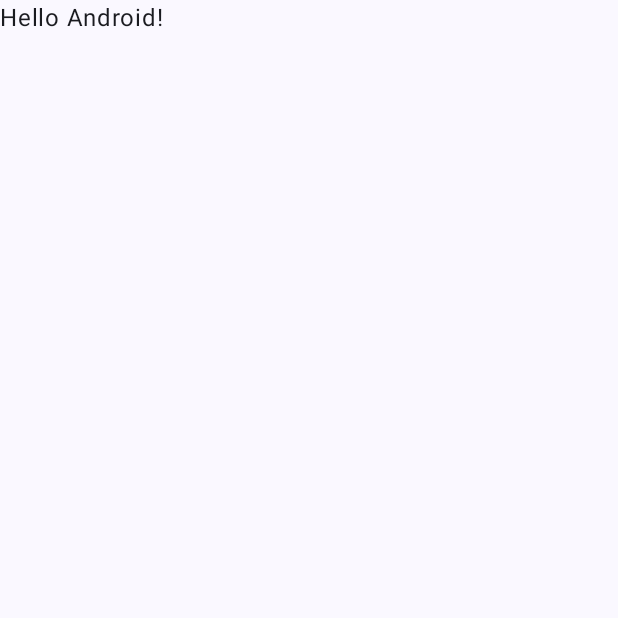
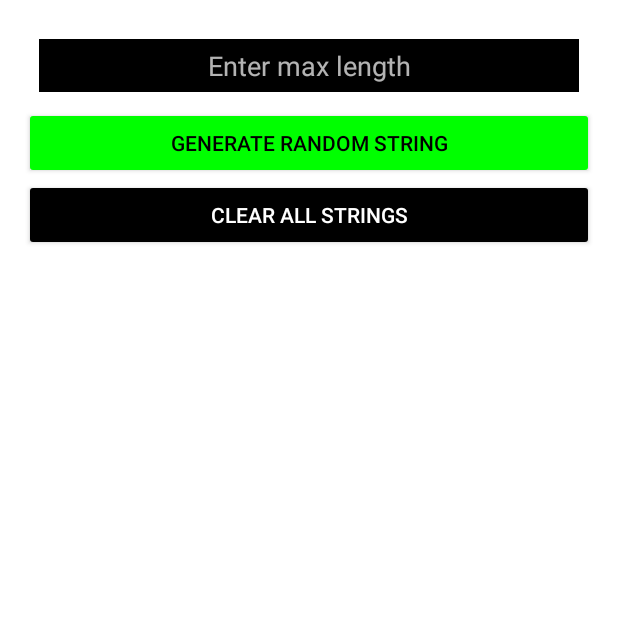
Before and after one commit to Aman01singh/RandomStirngGenerator, an Android app built with Jetpack Compose: the screen it shows after launch (MainActivity before the commit, HomeActivity after it), on a phone screen of 412 x 824 dp, the top half of it. Before the commit the part shown is almost empty. Run offline under Robolectric (Android 15) with nearby library versions, the phone set to English and light mode, and no system bars.

Commit message:
project done with mvvm architecture random string generator.

```diff
--- a/app/build.gradle.kts
+++ b/app/build.gradle.kts
@@ -38,6 +38,7 @@ android {
     }
     buildFeatures {
         compose = true
+        viewBinding = true
     }
 }
 
@@ -50,6 +51,11 @@ dependencies {
     implementation(libs.androidx.compose.ui.graphics)
     implementation(libs.androidx.compose.ui.tooling.preview)
     implementation(libs.androidx.compose.material3)
+    implementation(libs.androidx.appcompat)
+    implementation(libs.material)
+    implementation(libs.androidx.activity)
+    implementation(libs.androidx.constraintlayout)
+    implementation(libs.appcompat)
     testImplementation(libs.junit)
     androidTestImplementation(libs.androidx.junit)
     androidTestImplementation(libs.androidx.espresso.core)
--- /dev/null
+++ b/app/src/main/java/com/iav/randomstringgenerator/ui/activity/main_/HomeActivity.kt
@@ -0,0 +1,78 @@
+package com.iav.randomstringgenerator.ui.activity.main_
+
+import android.content.ContentResolver
+import android.net.Uri
+import android.os.Bundle
+import android.view.View
+import android.widget.Button
+import android.widget.EditText
+import android.widget.TextView
+import androidx.appcompat.app.AppCompatActivity
+import androidx.lifecycle.ViewModelProvider
+import androidx.recyclerview.widget.LinearLayoutManager
+import androidx.recyclerview.widget.RecyclerView
+import com.iav.randomstringgenerator.data.remote.response.random_string_res.RandomString
+import com.iav.randomstringgenerator.databinding.ActivityMainBinding
+import com.iav.randomstringgenerator.network.NetworkRepository
+import com.iav.randomstringgenerator.ui.adapter.RandomStringAdapter
+import com.iav.randomstringgenerator.ui.viewmodel.HomeViewModel
+import com.iav.randomstringgenerator.ui.viewmodel.main_.HomeViewModelFactory
+import org.json.JSONObject
+class HomeActivity : AppCompatActivity() {
+
+    private lateinit var binding: ActivityMainBinding
+    private lateinit var adapter: RandomStringAdapter
+    private lateinit var viewModel: HomeViewModel
+
+    override fun onCreate(savedInstanceState: Bundle?) {
+        super.onCreate(savedInstanceState)
+        binding = ActivityMainBinding.inflate(layoutInflater)
+        setContentView(binding.root)
+
+        viewModel = ViewModelProvider(
+            this,
+            HomeViewModelFactory(NetworkRepository(contentResolver))
+        )[HomeViewModel::class.java]
+
+        initRecycler()
+        setupObservers()
+        buttonClicks()
+    }
+
+    private fun initRecycler() {
+        adapter = RandomStringAdapter(mutableListOf()) { position ->
+            viewModel.deleteItem(position)
+        }
+        binding.recyclerViewStrings.adapter = adapter
+        binding.recyclerViewStrings.layoutManager = LinearLayoutManager(this)
+    }
+
+    private fun setupObservers() {
+        viewModel.strings.observe(this) {
+            adapter.updateList(it)
+        }
+
+        viewModel.error.observe(this) { message ->
+            binding.textViewError.visibility = if (message == null) View.GONE else View.VISIBLE
+            binding.textViewError.text = message
+        }
+        viewModel.isLoading.observe(this) { loading ->
+            binding.progressBar.visibility = if (loading) View.VISIBLE else View.GONE
+            binding.buttonGenerate.isEnabled = !loading
+            binding.buttonClearAll.isEnabled = !loading
+        }
+    }
+
+    private fun buttonClicks() {
+        binding.buttonGenerate.setOnClickListener {
+            val length = binding.editTextLength.text.toString()
+            if (length.isEmpty()) {
+                binding.textViewError.text = "Please enter length"
+                binding.textViewError.visibility = View.VISIBLE
+            } else {
+                viewModel.generateRandomString()
+            }
+        }
+        binding.buttonClearAll.setOnClickListener { viewModel.clearAll() }
+    }
+}
--- /dev/null
+++ b/app/src/main/java/com/iav/randomstringgenerator/ui/adapter/RandomStringAdapter.kt
@@ -0,0 +1,44 @@
+package com.iav.randomstringgenerator.ui.adapter
+
+import android.view.LayoutInflater
+import android.view.View
+import android.view.ViewGroup
+import android.widget.Button
+import android.widget.TextView
+import androidx.recyclerview.widget.RecyclerView
+import com.iav.randomstringgenerator.R
+import com.iav.randomstringgenerator.data.remote.response.random_string_res.RandomString
+
+class RandomStringAdapter(
+    private var strings: MutableList<RandomString>,
+    private val onDelete: (Int) -> Unit
+) : RecyclerView.Adapter<RandomStringAdapter.ViewHolder>() {
+
+    class ViewHolder(view: View) : RecyclerView.ViewHolder(view) {
+        val textView: TextView = view.findViewById(R.id.textViewString)
+        val deleteButton: Button = view.findViewById(R.id.buttonDelete)
+    }
+
+    override fun onCreateViewHolder(parent: ViewGroup, viewType: Int): ViewHolder {
+        val view = LayoutInflater.from(parent.context)
+            .inflate(R.layout.item_string, parent, false)
+        return ViewHolder(view)
+    }
+
+    override fun onBindViewHolder(holder: ViewHolder, position: Int) {
+        val item = strings[position]
+        holder.textView.text = "String: ${item.value}\nLength: ${item.length}\nCreated: ${item.created}"
+        holder.deleteButton.setOnClickListener { onDelete(position) }
+    }
+
+    override fun getItemCount() = strings.size
+    fun addString(item: RandomString) {
+        strings.add(item)
+        notifyItemInserted(strings.size - 1)
+    }
+
+    fun updateList(newList: MutableList<RandomString>) {
+        strings = newList
+        notifyDataSetChanged()
+    }
+}
--- /dev/null
+++ b/app/src/main/java/com/iav/randomstringgenerator/ui/viewmodel/main_/ViewModelFactory.kt
@@ -0,0 +1,13 @@
+package com.iav.randomstringgenerator.ui.viewmodel.main_
+
+import androidx.lifecycle.ViewModel
+import androidx.lifecycle.ViewModelProvider
+import com.iav.randomstringgenerator.network.NetworkRepository
+import com.iav.randomstringgenerator.ui.viewmodel.HomeViewModel
+
+class HomeViewModelFactory(private val repository: NetworkRepository) :
+    ViewModelProvider.Factory {
+    override fun <T : ViewModel> create(modelClass: Class<T>): T {
+        return HomeViewModel(repository) as T
+    }
+}
--- /dev/null
+++ b/app/src/main/res/layout/activity_main.xml
@@ -0,0 +1,66 @@
+<?xml version="1.0" encoding="utf-8"?>
+<LinearLayout
+    android:id="@+id/main"
+    xmlns:android="http://schemas.android.com/apk/res/android"
+    xmlns:app="http://schemas.android.com/apk/res-auto"
+    xmlns:tools="http://schemas.android.com/tools"
+    tools:context=".ui.activity.main_.HomeActivity"
+    android:background="@color/white"
+    android:layout_width="match_parent"
+    android:layout_height="match_parent"
+    android:orientation="vertical"
+    android:padding="16dp">
+
+    <EditText
+        android:id="@+id/editTextLength"
+        android:background="@color/black"
+        android:textColor="@color/white"
+        android:padding="@dimen/dp_five"
+        android:layout_margin="@dimen/dp_ten"
+        android:layout_gravity="center"
+        android:gravity="center"
+        android:layout_width="match_parent"
+        android:layout_height="wrap_content"
+        android:hint="@string/enter_max_length"
+        android:inputType="number"
+        android:text="" />
+
+    <Button
+        android:id="@+id/buttonGenerate"
+        android:backgroundTint="@color/green"
+        android:textColor="@color/black"
+        android:layout_width="match_parent"
+        android:layout_height="wrap_content"
+        android:text="@string/generate_random_string" />
+
+    <Button
+        android:id="@+id/buttonClearAll"
+        android:backgroundTint="@color/black"
+        android:layout_width="match_parent"
+        android:layout_height="wrap_content"
+        android:text="@string/clear_all_strings" />
+
+    <TextView
+        android:id="@+id/textViewError"
+        android:layout_width="match_parent"
+        android:layout_height="wrap_content"
+        android:textColor="@android:color/holo_red_dark"
+        android:visibility="gone" />
+
+    <ProgressBar
+        android:id="@+id/progressBar"
+        android:layout_width="50dp"
+        android:layout_height="50dp"
+        android:layout_gravity="center"
+        android:visibility="gone"
+        />
+    <androidx.recyclerview.widget.RecyclerView
+        android:id="@+id/recyclerViewStrings"
+        android:layout_width="match_parent"
+        android:layout_height="0dp"
+        android:layout_weight="1" />
+
+
+
+
+</LinearLayout>
--- a/app/src/main/res/values/colors.xml
+++ b/app/src/main/res/values/colors.xml
@@ -7,4 +7,6 @@
     <color name="teal_700">#FF018786</color>
     <color name="black">#FF000000</color>
     <color name="white">#FFFFFFFF</color>
+    <color name="green">#00FF00</color>
+    <color name="red">#ff0000</color>
 </resources>
--- /dev/null
+++ b/app/src/main/res/values/dimens.xml
@@ -0,0 +1,6 @@
+<?xml version="1.0" encoding="utf-8"?>
+<resources>
+    <dimen name="dp_five">5dp</dimen>
+    <dimen name="dp_ten">10dp</dimen>
+    <dimen name="dp_two">2dp</dimen>
+</resources>
--- a/app/src/main/res/values/strings.xml
+++ b/app/src/main/res/values/strings.xml
@@ -1,3 +1,7 @@
 <resources>
     <string name="app_name">Random String Generator</string>
+    <string name="enter_max_length">Enter max length</string>
+    <string name="generate_random_string">Generate Random String</string>
+    <string name="clear_all_strings">Clear All Strings</string>
+    <string name="delete">Delete</string>
 </resources>
--- a/app/src/main/res/values/themes.xml
+++ b/app/src/main/res/values/themes.xml
@@ -1,5 +1,9 @@
 <?xml version="1.0" encoding="utf-8"?>
 <resources>
 
-    <style name="Theme.RandomStringGenerator" parent="android:Theme.Material.Light.NoActionBar" />
+    <style name="Theme.RandomStringGenerator" parent="Theme.AppCompat.NoActionBar" >
+        <item name="android:fitsSystemWindows">true</item>
+
+    </style>
+
 </resources>
```
Also changed, not shown: app/src/main/AndroidManifest.xml (+28 -6 lines), app/src/main/java/com/iav/randomstringgenerator/data/remote/response/random_string_res/RandomString.kt (added, +7 -0 lines), app/src/main/java/com/iav/randomstringgenerator/network/NetworkRepository.kt (+41 -1 lines), app/src/main/java/com/iav/randomstringgenerator/ui/viewmodel/main_/HomeViewModel.kt (added, +47 -0 lines), app/src/main/res/drawable/item_string_bg.xml (added, +8 -0 lines), app/src/main/res/layout/item_string.xml (added, +27 -0 lines), gradle/libs.versions.toml (+10 -0 lines).
